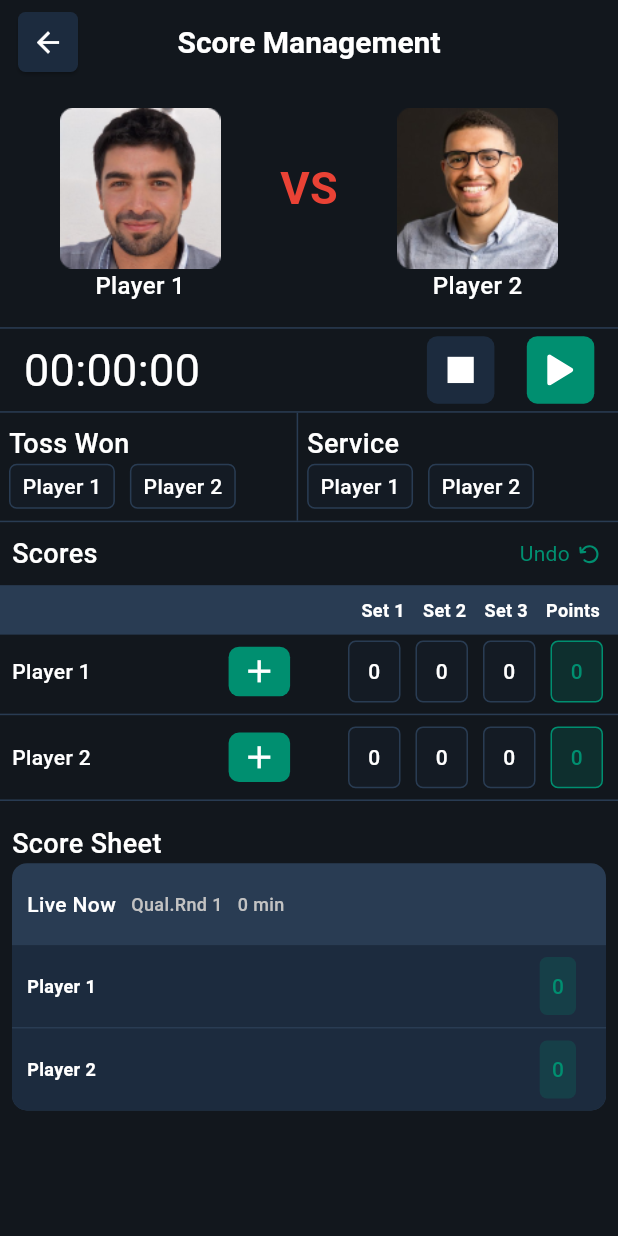
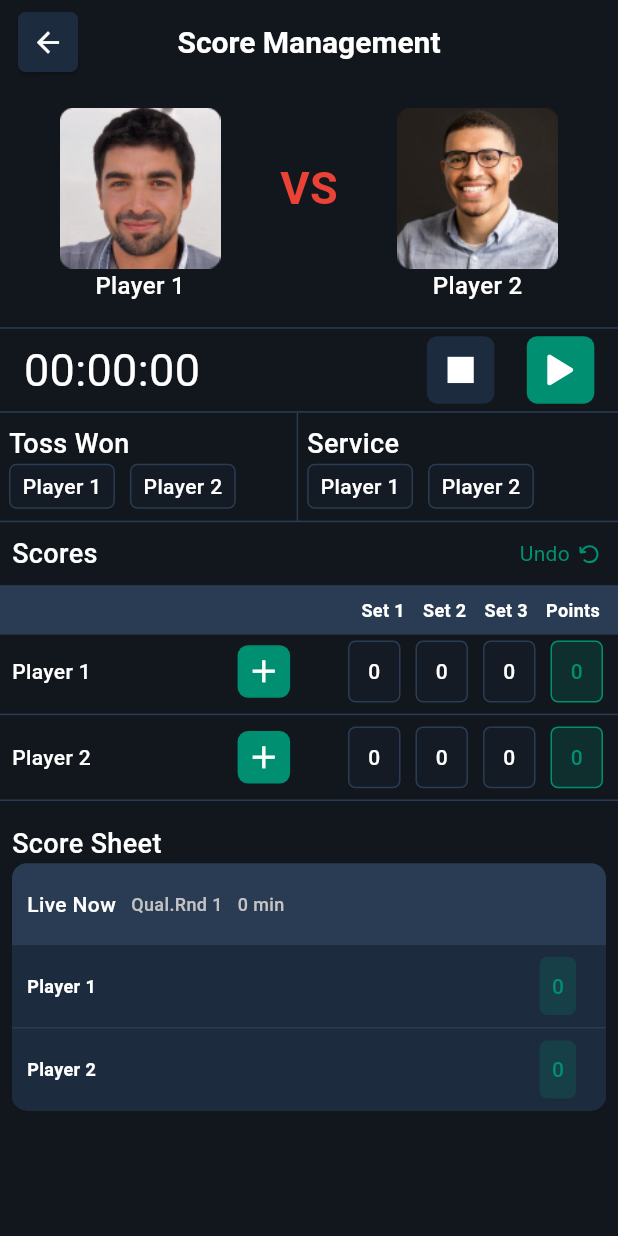
Before and after one commit to FPpunit/training_tennis, a Flutter app: the screen it shows after launch, on a phone screen of 412 x 824 dp. Run offline on Flutter 3.47's test engine with Material 2 defaults, Android fonts, the phone set to English and light mode, and no system bars; our stand-ins replace dotted_border, dropdown_button2, flutter_svg, font_awesome_flutter, get.

Commit message:
adding score management functionality.

```diff
--- a/lib/screens/staff/staff_home/score_management.dart
+++ b/lib/screens/staff/staff_home/score_management.dart
@@ -558,8 +558,9 @@ class _ScoreManagementState extends State<ScoreManagement> {
                             _pointWonBy(0, idx);
                           },
                           child: Container(
-                              padding: const EdgeInsets.symmetric(
-                                  vertical: 4, horizontal: 8),
+                            height: 35,
+                              width: 35,
+                              alignment: Alignment.center,
                               decoration: BoxDecoration(
                                 borderRadius: BorderRadius.circular(7),
                                 color: MyAppTheme.MainColor,
@@ -622,8 +623,9 @@ class _ScoreManagementState extends State<ScoreManagement> {
                             _pointWonBy(1, idx);
                           },
                           child: Container(
-                              padding: const EdgeInsets.symmetric(
-                                  vertical: 4, horizontal: 8),
+                              height: 35,
+                              width: 35,
+                              alignment: Alignment.center,
                               decoration: BoxDecoration(
                                 borderRadius: BorderRadius.circular(7),
                                 color: MyAppTheme.MainColor,
```
